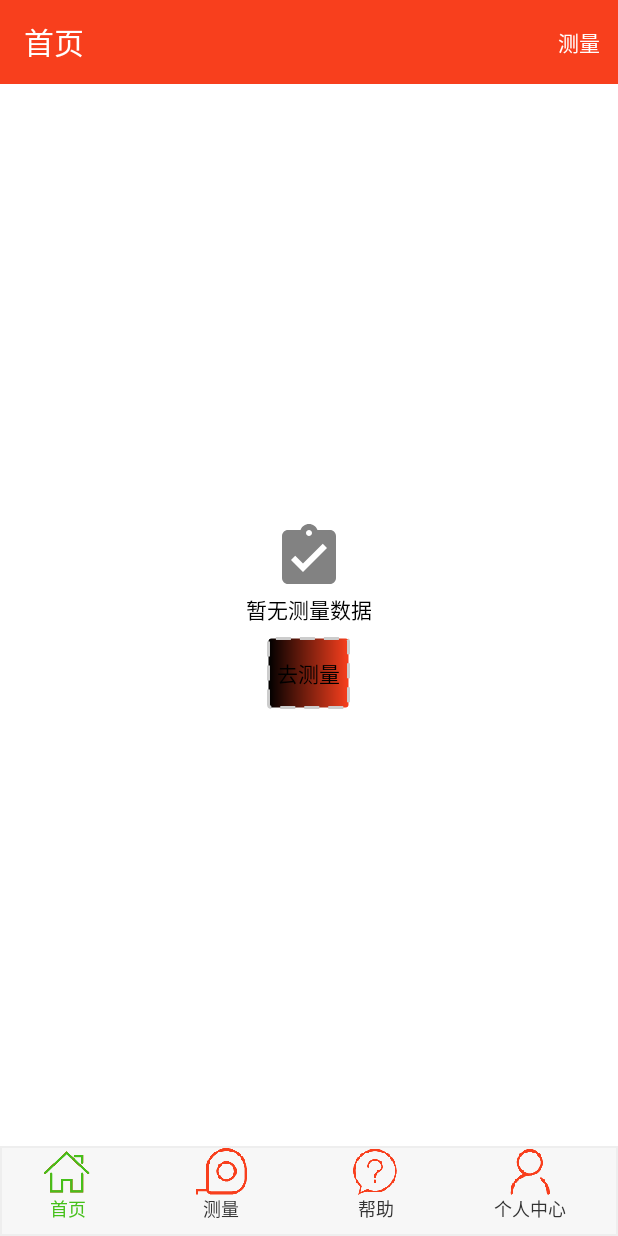
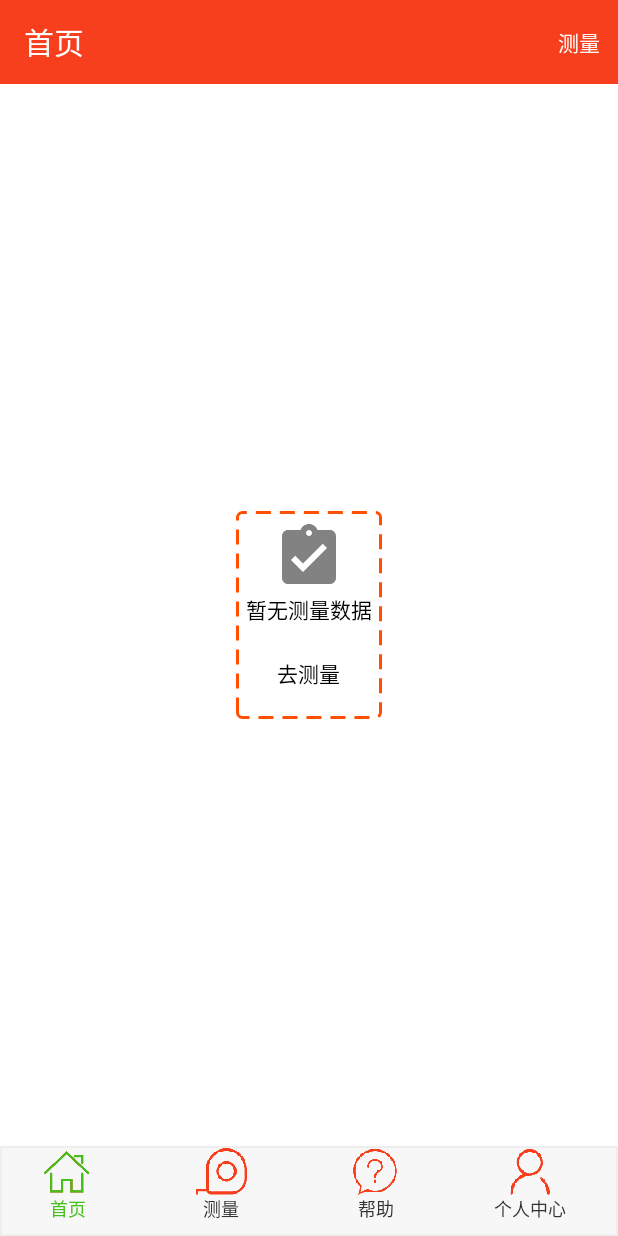
Before and after one commit to 1097919195/measurer, an Android app: the HomeFragment screen opened directly, with no data from a screen before it, on a phone screen of 412 x 824 dp. Run offline under Robolectric (Android 15) with nearby library versions, the phone set to English and light mode, and no system bars; our stand-ins replace ButterKnife; 6 statements that could not run were skipped.

Commit message:
展示首页数据

```diff
--- a/app/src/main/java/stuido/tsing/iclother/home/HomeFragment.java
+++ b/app/src/main/java/stuido/tsing/iclother/home/HomeFragment.java
@@ -2,6 +2,7 @@ package stuido.tsing.iclother.home;
 
 import android.content.Intent;
 import android.os.Bundle;
+import android.support.annotation.NonNull;
 import android.support.annotation.Nullable;
 import android.support.design.widget.Snackbar;
 import android.support.v4.app.Fragment;
@@ -19,6 +20,7 @@ import android.widget.RelativeLayout;
 import android.widget.TextView;
 
 import java.util.ArrayList;
+import java.util.Calendar;
 import java.util.List;
 
 import butterknife.BindView;
@@ -51,6 +53,8 @@ public class HomeFragment extends Fragment implements HomeContract.View {
     RelativeLayout measurementsContainer;
     @BindView(R.id.refresh_layout)
     ScrollChildSwipeRefreshLayout refreshLayout;
+    @BindView(R.id.today_measurement)
+    TextView today_measurement;
     private HomeContract.Presenter mPresenter;
     private MeasurementAdapter measurementAdapter;
 
@@ -68,6 +72,7 @@ public class HomeFragment extends Fragment implements HomeContract.View {
         unbinder = ButterKnife.bind(this, root);
         //set up measurement view
         measurementsList.setAdapter(measurementAdapter);
+        today_measurement.setText(getString(R.string.today_measurement) + ": (" + getDate() + ")");
         //set up no measurement view
         noMeasurements.setOnClickListener(__ -> showScanButton());
         // Set up progress indicator
@@ -81,6 +86,15 @@ public class HomeFragment extends Fragment implements HomeContract.View {
         refreshLayout.setOnRefreshListener(() -> mPresenter.loadMeasurements(false));
 
         return root;
+    }
+
+    @NonNull
+    private String getDate() {
+        Calendar ca = Calendar.getInstance();
+        int year = ca.get(Calendar.YEAR);//获取年份
+        int month = ca.get(Calendar.MONTH) + 1;//获取月份
+        int day = ca.get(Calendar.DATE);//获取日
+        return year + "年" + month + "月" + day + "日";
     }
 
     @Override
--- /dev/null
+++ b/app/src/main/res/drawable/dash_border.xml
@@ -0,0 +1,17 @@
+<?xml version="1.0" encoding="utf-8"?>
+<shape xmlns:android="http://schemas.android.com/apk/res/android">
+    <stroke
+        android:width="2dp"
+        android:color="@color/ff5001"
+        android:dashGap="6dp"
+        android:dashWidth="10dp" />
+    <padding
+        android:bottom="7dp"
+        android:left="7dp"
+        android:right="7dp"
+        android:top="7dp" />
+    <corners android:radius="3dp" />
+    <gradient
+        android:endColor="@color/white"
+        android:startColor="@color/white" />
+</shape>
--- a/app/src/main/res/drawable/touch_feedback.xml
+++ b/app/src/main/res/drawable/touch_feedback.xml
@@ -1,17 +1,4 @@
-<?xml version="1.0" encoding="utf-8"?><!--<selector xmlns:android="http://schemas.android.com/apk/res/android">--><!--<item android:drawable="@drawable/touchFeedback" android:state_pressed="true" />--><!--</selector>-->
-<shape xmlns:android="http://schemas.android.com/apk/res/android">
-    <stroke
-        android:width="2dp"
-        android:color="#cccccc"
-        android:dashGap="6dp"
-        android:dashWidth="10dp" />
-    <padding
-        android:bottom="7dp"
-        android:left="7dp"
-        android:right="7dp"
-        android:top="7dp" />
-    <corners android:radius="2dp" />
-    <gradient
-        android:endColor="@color/primary"
-        android:startColor="@color/black" />
-</shape>
+<?xml version="1.0" encoding="utf-8"?>
+<selector xmlns:android="http://schemas.android.com/apk/res/android">
+    <item android:drawable="@drawable/touchFeedback" android:state_pressed="true" />
+</selector>
--- a/app/src/main/res/layout/measurement_list_frag.xml
+++ b/app/src/main/res/layout/measurement_list_frag.xml
@@ -15,12 +15,40 @@
             android:id="@+id/measurementsLL"
             android:layout_width="match_parent"
             android:layout_height="match_parent"
-            android:orientation="vertical">
+            android:orientation="vertical"
+            android:visibility="invisible">
+
+            <LinearLayout
+                android:layout_width="match_parent"
+                android:layout_height="wrap_content"
+                android:orientation="horizontal"
+                android:paddingLeft="10dp"
+                android:paddingRight="10dp">
+
+                <TextView
+                    android:layout_width="0dp"
+                    android:id="@+id/today_measurement"
+                    android:layout_height="wrap_content"
+                    android:layout_weight="1"
+                    android:text="@string/today_measurement"
+                    android:textAlignment="viewStart"
+                    android:textColor="@color/ff5001" />
+
+                <TextView
+                    android:layout_width="0dp"
+                    android:layout_height="wrap_content"
+                    android:layout_weight="1"
+                    android:text="@string/more_measurement"
+                    android:textAlignment="viewEnd"
+                    android:textColor="@color/ff5001" />
+            </LinearLayout>
 
             <ListView
                 android:id="@+id/measurements_list"
                 android:layout_width="match_parent"
-                android:layout_height="wrap_content" />
+                android:layout_height="wrap_content"
+                android:background="@color/measurement_list_bg"
+                android:padding="10dp" />
         </LinearLayout>
 
         <LinearLayout
@@ -28,8 +56,8 @@
             android:layout_width="wrap_content"
             android:layout_height="wrap_content"
             android:layout_centerInParent="true"
+            android:background="@drawable/dash_border"
             android:orientation="vertical">
-            <!--android:background="@drawable/layout_border"-->
 
             <ImageView
                 android:id="@+id/noMeasurementsIcon"
@@ -52,7 +80,6 @@
                 android:layout_width="wrap_content"
                 android:layout_height="48dp"
                 android:layout_gravity="center"
-                android:background="@drawable/touch_feedback"
                 android:gravity="center"
                 android:text="@string/no_measurements_add"
                 android:textColor="@color/black" />
--- a/app/src/main/res/layout/measurement_list_item.xml
+++ b/app/src/main/res/layout/measurement_list_item.xml
@@ -1,13 +1,10 @@
 <?xml version="1.0" encoding="utf-8"?>
 <LinearLayout xmlns:android="http://schemas.android.com/apk/res/android"
     android:layout_width="match_parent"
-    android:layout_height="?android:attr/listPreferredItemHeight"
-    android:background="@drawable/touch_feedback"
+    android:layout_height="wrap_content"
+    android:background="@drawable/dash_border"
     android:orientation="vertical"
-    android:paddingBottom="@dimen/list_item_padding"
-    android:paddingLeft="@dimen/activity_horizontal_margin_16"
-    android:paddingRight="@dimen/activity_horizontal_margin_16"
-    android:paddingTop="@dimen/list_item_padding">
+    android:padding="8dp">
 
     <LinearLayout
         android:layout_width="match_parent"
@@ -55,7 +52,7 @@
         <TextView
             android:layout_width="0dp"
             android:layout_height="wrap_content"
-            android:layout_weight="1"
+            android:layout_weight="2"
             android:text="@string/measurement_item_user_xw_title"
             android:textColor="@color/black"
             android:textSize="16sp" />
@@ -64,7 +61,7 @@
             android:id="@+id/measurement_item_user_xw"
             android:layout_width="0dp"
             android:layout_height="wrap_content"
-            android:layout_weight="2"
+            android:layout_weight="3"
             android:textAlignment="center"
             android:textColor="@color/primary"
             android:textSize="16sp" />
@@ -72,7 +69,7 @@
         <TextView
             android:layout_width="0dp"
             android:layout_height="wrap_content"
-            android:layout_weight="1"
+            android:layout_weight="2"
             android:text="@string/measurement_item_user_yw_title"
             android:textColor="@color/black"
             android:textSize="16sp" />
@@ -81,7 +78,7 @@
             android:id="@+id/measurement_item_user_yw"
             android:layout_width="0dp"
             android:layout_height="wrap_content"
-            android:layout_weight="2"
+            android:layout_weight="3"
             android:textAlignment="center"
             android:textColor="@color/primary"
             android:textSize="16sp" />
@@ -89,7 +86,7 @@
         <TextView
             android:layout_width="0dp"
             android:layout_height="wrap_content"
-            android:layout_weight="1"
+            android:layout_weight="2"
             android:text="@string/measurement_item_user_tw_title"
             android:textColor="@color/black"
             android:textSize="16sp" />
@@ -98,7 +95,7 @@
             android:id="@+id/measurement_item_user_tw"
             android:layout_width="0dp"
             android:layout_height="wrap_content"
-            android:layout_weight="2"
+            android:layout_weight="3"
             android:textAlignment="center"
             android:textColor="@color/primary"
             android:textSize="16sp" />
--- a/app/src/main/res/values/colors.xml
+++ b/app/src/main/res/values/colors.xml
@@ -43,4 +43,5 @@
     <color name="ff5001">#ff5001</color>
     <color name="table_title">#48f59c</color>
     <color name="blue_2196f3">#2196f3</color>
+    <color name="measurement_list_bg">#ddd</color>
 </resources>
--- a/app/src/main/res/values/strings.xml
+++ b/app/src/main/res/values/strings.xml
@@ -90,6 +90,8 @@
     <string name="scan_finished">扫描完成</string>
     <string name="measuring">正在测量...</string>
     <string name="scanning">正在扫描...</string>
+    <string name="today_measurement">今天测量记录</string>
+    <string name="more_measurement">查看更多</string>
     <string-array name="angle_items">
         <item>ZuoJianXie</item>
         <item>YouJianXie</item>
```
